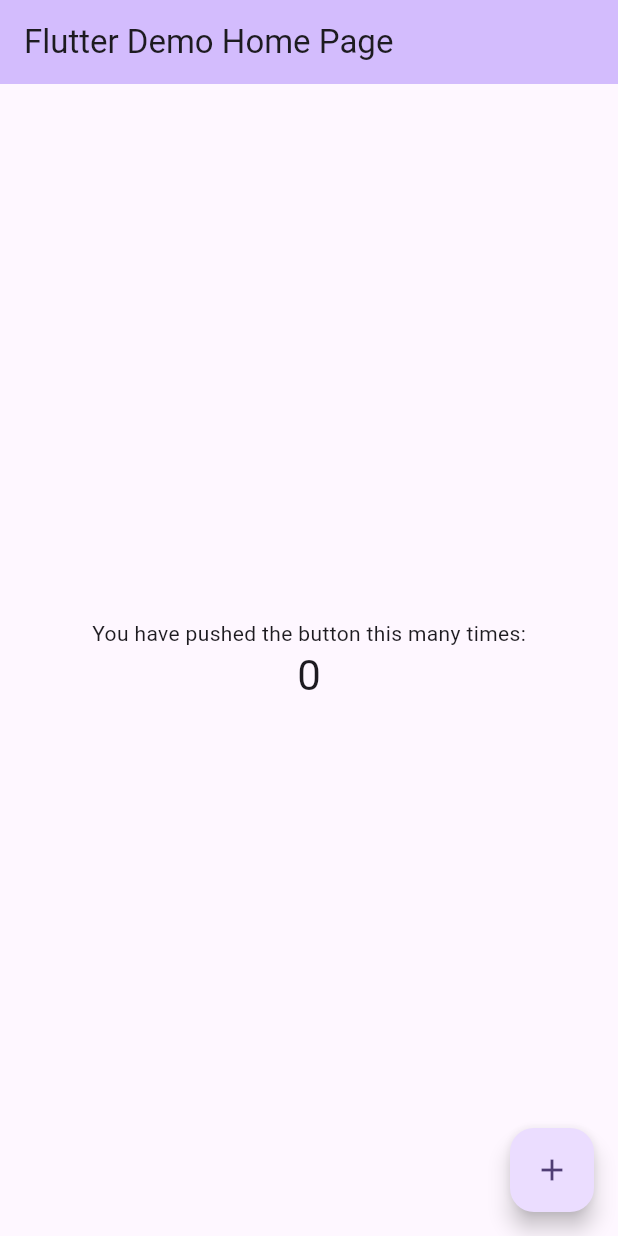
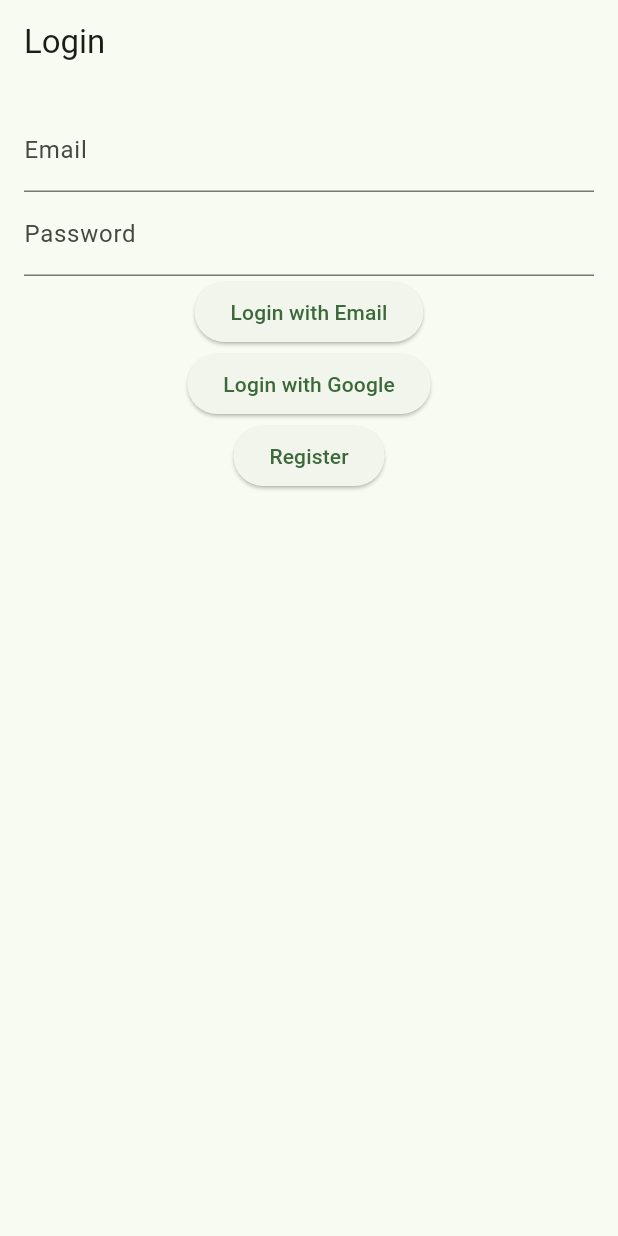
Before and after one commit to Pmunoz200/wellbeing_app, a Flutter app: the screen it shows after launch, on a phone screen of 412 x 824 dp. Run offline on Flutter 3.47's test engine with Material 3 defaults, Android fonts, the phone set to English and light mode, and no system bars; our stand-ins replace firebase_auth, firebase_core, fluttertoast, google_sign_in; accounts and stored records are empty.

Commit message:
Initial branch commit. Login was implemented with basic rounting

```diff
--- a/lib/main.dart
+++ b/lib/main.dart
@@ -1,125 +1,37 @@
+import 'package:firebase_core/firebase_core.dart';
 import 'package:flutter/material.dart';
+import 'package:gemini_folder/firebase_options.dart';
+import 'package:gemini_folder/token_page.dart';
+import 'package:gemini_folder/user_authentication/login.dart';
 
-void main() {
-  runApp(const MyApp());
+void main() async {
+  WidgetsFlutterBinding.ensureInitialized();
+  await Firebase.initializeApp(
+    options: DefaultFirebaseOptions.currentPlatform,
+  );
+  runApp(MyApp());
 }
 
 class MyApp extends StatelessWidget {
-  const MyApp({super.key});
+  MyApp({super.key});
+  final GlobalKey<NavigatorState> mainNavigatorKey =
+      GlobalKey<NavigatorState>();
 
-  // This widget is the root of your application.
   @override
   Widget build(BuildContext context) {
     return MaterialApp(
       title: 'Flutter Demo',
       theme: ThemeData(
-        // This is the theme of your application.
-        //
-        // TRY THIS: Try running your application with "flutter run". You'll see
-        // the application has a purple toolbar. Then, without quitting the app,
-        // try changing the seedColor in the colorScheme below to Colors.green
-        // and then invoke "hot reload" (save your changes or press the "hot
-        // reload" button in a Flutter-supported IDE, or press "r" if you used
-        // the command line to start the app).
-        //
-        // Notice that the counter didn't reset back to zero; the application
-        // state is not lost during the reload. To reset the state, use hot
-        // restart instead.
-        //
-        // This works for code too, not just values: Most code changes can be
-        // tested with just a hot reload.
-        colorScheme: ColorScheme.fromSeed(seedColor: Colors.deepPurple),
+        colorScheme: ColorScheme.fromSeed(seedColor: Colors.green),
         useMaterial3: true,
       ),
-      home: const MyHomePage(title: 'Flutter Demo Home Page'),
+      initialRoute: '/authentication',
+      routes: {
+        "/authentication": (context) => LoginScreen(
+              navigator: mainNavigatorKey,
+            ),
+        '/token': (context) => const TokenPage(),
+      },
     );
   }
 }
-
-class MyHomePage extends StatefulWidget {
-  const MyHomePage({super.key, required this.title});
-
-  // This widget is the home page of your application. It is stateful, meaning
-  // that it has a State object (defined below) that contains fields that affect
-  // how it looks.
-
-  // This class is the configuration for the state. It holds the values (in this
-  // case the title) provided by the parent (in this case the App widget) and
-  // used by the build method of the State. Fields in a Widget subclass are
-  // always marked "final".
-
-  final String title;
-
-  @override
-  State<MyHomePage> createState() => _MyHomePageState();
-}
-
-class _MyHomePageState extends State<MyHomePage> {
-  int _counter = 0;
-
-  void _incrementCounter() {
-    setState(() {
-      // This call to setState tells the Flutter framework that something has
-      // changed in this State, which causes it to rerun the build method below
-      // so that the display can reflect the updated values. If we changed
-      // _counter without calling setState(), then the build method would not be
-      // called again, and so nothing would appear to happen.
-      _counter++;
-    });
-  }
-
-  @override
-  Widget build(BuildContext context) {
-    // This method is rerun every time setState is called, for instance as done
-    // by the _incrementCounter method above.
-    //
-    // The Flutter framework has been optimized to make rerunning build methods
-    // fast, so that you can just rebuild anything that needs updating rather
-    // than having to individually change instances of widgets.
-    return Scaffold(
-      appBar: AppBar(
-        // TRY THIS: Try changing the color here to a specific color (to
-        // Colors.amber, perhaps?) and trigger a hot reload to see the AppBar
-        // change color while the other colors stay the same.
-        backgroundColor: Theme.of(context).colorScheme.inversePrimary,
-        // Here we take the value from the MyHomePage object that was created by
-        // the App.build method, and use it to set our appbar title.
-        title: Text(widget.title),
-      ),
-      body: Center(
-        // Center is a layout widget. It takes a single child and positions it
-        // in the middle of the parent.
-        child: Column(
-          // Column is also a layout widget. It takes a list of children and
-          // arranges them vertically. By default, it sizes itself to fit its
-          // children horizontally, and tries to be as tall as its parent.
-          //
-          // Column has various properties to control how it sizes itself and
-          // how it positions its children. Here we use mainAxisAlignment to
-          // center the children vertically; the main axis here is the vertical
-          // axis because Columns are vertical (the cross axis would be
-          // horizontal).
-          //
-          // TRY THIS: Invoke "debug painting" (choose the "Toggle Debug Paint"
-          // action in the IDE, or press "p" in the console), to see the
-          // wireframe for each widget.
-          mainAxisAlignment: MainAxisAlignment.center,
-          children: <Widget>[
-            const Text(
-              'You have pushed the button this many times:',
-            ),
-            Text(
-              '$_counter',
-              style: Theme.of(context).textTheme.headlineMedium,
-            ),
-          ],
-        ),
-      ),
-      floatingActionButton: FloatingActionButton(
-        onPressed: _incrementCounter,
-        tooltip: 'Increment',
-        child: const Icon(Icons.add),
-      ), // This trailing comma makes auto-formatting nicer for build methods.
-    );
-  }
-}
--- /dev/null
+++ b/lib/user_authentication/login.dart
@@ -0,0 +1,73 @@
+import 'package:firebase_auth/firebase_auth.dart';
+import 'package:flutter/material.dart';
+import 'package:gemini_folder/services/auth_service.dart';
+
+class LoginScreen extends StatefulWidget {
+  final GlobalKey<NavigatorState> navigator;
+  const LoginScreen({required this.navigator, super.key});
+
+  @override
+  LoginScreenState createState() => LoginScreenState();
+}
+
+class LoginScreenState extends State<LoginScreen> {
+  final AuthService _authService = AuthService();
+  final TextEditingController _emailController = TextEditingController();
+  final TextEditingController _passwordController = TextEditingController();
+
+  @override
+  Widget build(BuildContext context) {
+    return Scaffold(
+      appBar: AppBar(title: const Text('Login')),
+      body: Padding(
+        padding: const EdgeInsets.all(16.0),
+        child: Column(
+          children: [
+            TextField(
+              controller: _emailController,
+              decoration: const InputDecoration(labelText: 'Email'),
+            ),
+            TextField(
+              controller: _passwordController,
+              decoration: const InputDecoration(labelText: 'Password'),
+              obscureText: true,
+            ),
+            ElevatedButton(
+              onPressed: () async {
+                User? user = await _authService.signInWithEmailAndPassword(
+                  _emailController.text,
+                  _passwordController.text,
+                );
+                if (user != null) {
+                  widget.navigator.currentState?.pushReplacementNamed('/token');
+                }
+              },
+              child: const Text('Login with Email'),
+            ),
+            ElevatedButton(
+              onPressed: () async {
+                User? user = await _authService.signInWithGoogle();
+                if (user != null) {
+                  widget.navigator.currentState?.pushReplacementNamed('/token');
+                }
+              },
+              child: const Text('Login with Google'),
+            ),
+            ElevatedButton(
+              onPressed: () async {
+                User? user = await _authService.registerWithEmailAndPassword(
+                  _emailController.text,
+                  _passwordController.text,
+                );
+                if (user != null) {
+                  widget.navigator.currentState?.pushReplacementNamed('/token');
+                }
+              },
+              child: const Text('Register'),
+            ),
+          ],
+        ),
+      ),
+    );
+  }
+}
--- a/pubspec.yaml
+++ b/pubspec.yaml
@@ -19,7 +19,7 @@ publish_to: 'none' # Remove this line if you wish to publish to pub.dev
 version: 1.0.0+1
 
 environment:
-  sdk: '>=3.5.0-180.0.dev <4.0.0'
+  sdk: ">=3.5.0-180.0.dev <4.0.0"
 
 # Dependencies specify other packages that your package needs in order to work.
 # To automatically upgrade your package dependencies to the latest versions
@@ -35,6 +35,10 @@ dependencies:
   # The following adds the Cupertino Icons font to your application.
   # Use with the CupertinoIcons class for iOS style icons.
   cupertino_icons: ^1.0.8
+  firebase_auth: ^5.0.0
+  firebase_core: ^3.0.0
+  fluttertoast: ^8.2.6
+  google_sign_in: ^6.2.1
 
 dev_dependencies:
   flutter_test:
```
Also changed, not shown: lib/services/auth_service.dart (added, +108 -0 lines), lib/token_page.dart (added, +21 -0 lines), firebase.json (added), lib/firebase_options.dart (added), lib/user_authentication/create_account.dart (added), pubspec.lock, 7 other files.
